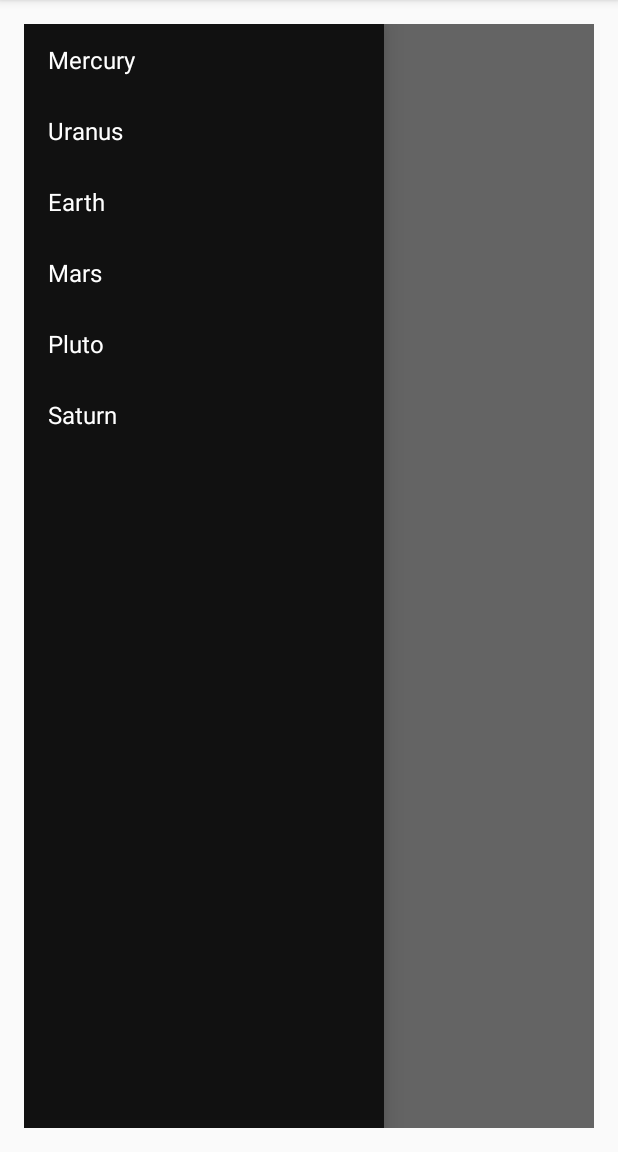
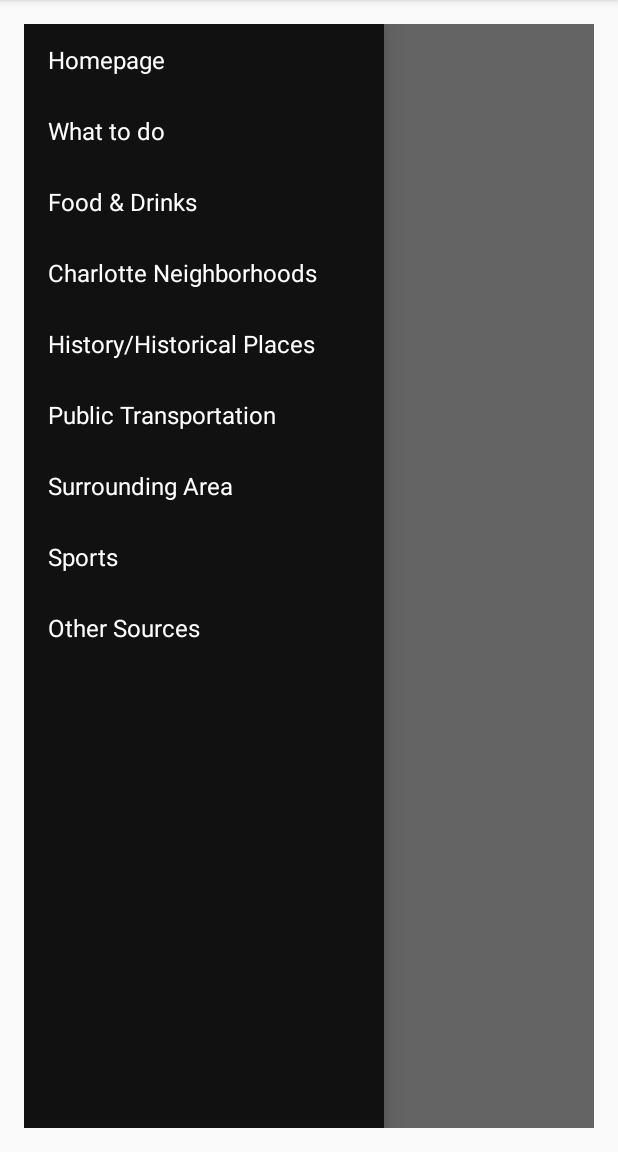
Before and after one commit to pjanos18/Bored-in-Charlotte, an Android app: the screen it shows after launch (MainActivity), with the side drawer open, on a phone screen of 412 x 824 dp, the part 84-1236 px from its top. Run offline under Robolectric (Android 15) with nearby library versions, the phone set to English and light mode, and no system bars.

Commit message:
Added categories

```diff
--- a/app/build.gradle
+++ b/app/build.gradle
@@ -26,4 +26,5 @@ dependencies {
     })
     compile 'com.android.support:appcompat-v7:25.0.1'
     testCompile 'junit:junit:4.12'
+    compile 'com.android.support:design:25.0.1'
 }
--- a/app/src/main/java/com/example/paul/boredincharlotte/MainActivity.java
+++ b/app/src/main/java/com/example/paul/boredincharlotte/MainActivity.java
@@ -3,20 +3,29 @@ package com.example.paul.boredincharlotte;
 import android.support.v4.widget.DrawerLayout;
 import android.support.v7.app.AppCompatActivity;
 import android.os.Bundle;
+import android.view.View;
+import android.widget.AdapterView;
 import android.widget.ArrayAdapter;
 import android.widget.ListView;
 
+import static java.lang.System.out;
+
 public class MainActivity extends AppCompatActivity {
+
     private String[] mPlanetTitles = {
-            "Mercury",
-            "Uranus",
-            "Earth",
-            "Mars",
-            "Pluto",
-            "Saturn"
+            "Homepage",
+            "What to do",
+            "Food & Drinks",
+            "Charlotte Neighborhoods",
+            "History/Historical Places",
+            "Public Transportation",
+            "Surrounding Area",
+            "Sports",
+            "Other Sources"
     };
     private DrawerLayout mDrawerLayout;
     private ListView mDrawerList;
+
 
     @Override
     protected void onCreate(Bundle savedInstanceState) {
@@ -28,6 +37,8 @@ public class MainActivity extends AppCompatActivity {
         mDrawerList.setAdapter(new ArrayAdapter<String>(this,
                 R.layout.drawer_list_item, mPlanetTitles));
 
+
+
     }
 
 }
--- a/app/src/main/res/layout/activity_main.xml
+++ b/app/src/main/res/layout/activity_main.xml
@@ -10,11 +10,14 @@
     android:paddingTop="@dimen/activity_vertical_margin"
     tools:context="com.example.paul.boredincharlotte.MainActivity">
 
+
     <android.support.v4.widget.DrawerLayout
-        xmlns:android="http://schemas.android.com/apk/res/android"
         android:id="@+id/drawer_layout"
         android:layout_width="match_parent"
-        android:layout_height="match_parent">
+        android:layout_height="match_parent"
+        android:layout_alignParentTop="true"
+        android:layout_alignParentLeft="true"
+        android:layout_alignParentStart="true">
         <!-- The main content view -->
         <FrameLayout
             android:id="@+id/content_frame"
@@ -30,4 +33,4 @@
             android:dividerHeight="0dp"
             android:background="#111"/>
     </android.support.v4.widget.DrawerLayout>
-    </RelativeLayout>
+</RelativeLayout>
```
